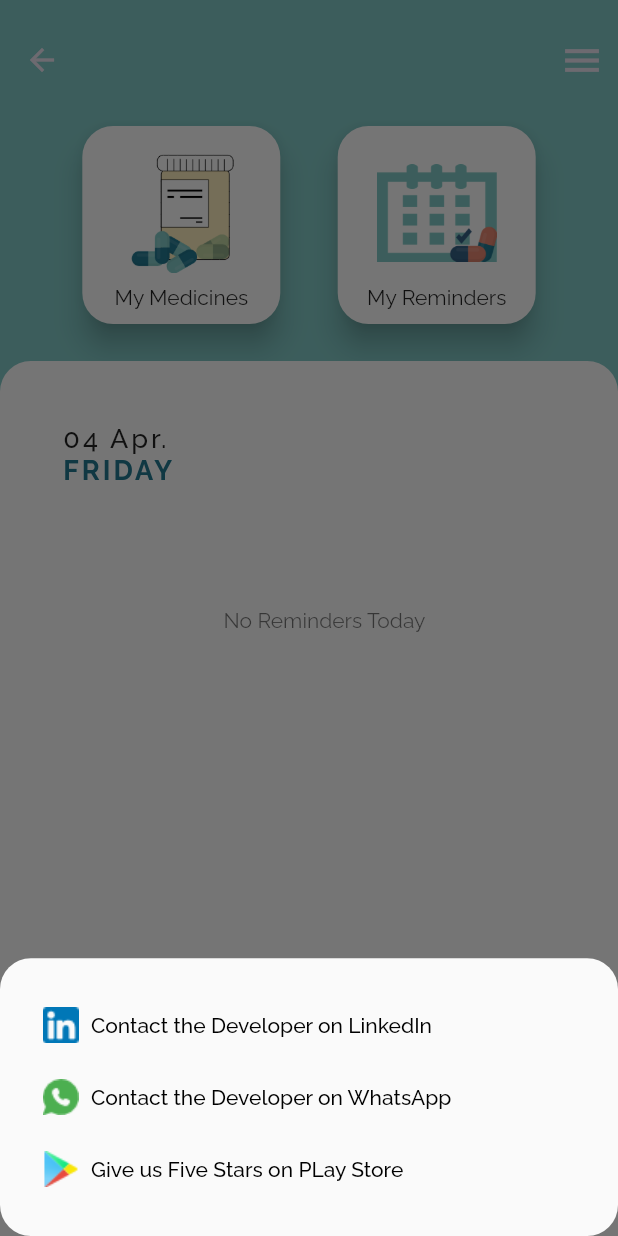
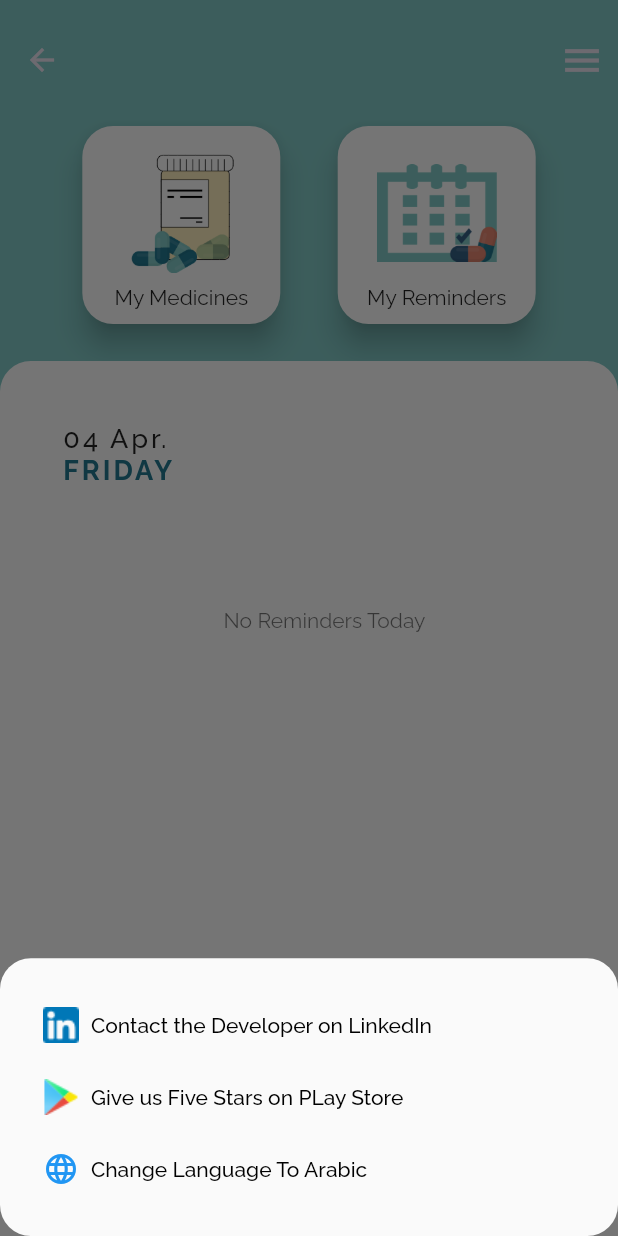
Before and after one commit to abdullahalhakimi/Medicine-Reminder, a Flutter app: the Home screen opened by its route, after a tap on the "menu" icon, on a phone screen of 412 x 824 dp. Run offline on Flutter 3.47's test engine with Material 2 defaults, Android fonts, the phone set to English and light mode, and no system bars; our stand-ins replace floor, flutter_colorpicker, flutter_local_notifications, flutter_native_timezone, shared_preferences, sqflite and 2 more; accounts and stored records are empty; generated files the repository leaves out were written again.

Commit message:
Localizations

```diff
--- a/lib/l10n/app_ar.arb
+++ b/lib/l10n/app_ar.arb
@@ -2,5 +2,6 @@
     "@@locals": "ar",
     "language": "العربية",
     "app_title": "Medicine Reminder",
-    "loading": "...تحميل"
+    "loading": "...تحميل",
+    "linkedIn": "التواصل معا المطور من خلال LinkedIn"
 }
--- a/lib/l10n/app_en.arb
+++ b/lib/l10n/app_en.arb
@@ -2,5 +2,6 @@
     "@@locals": "en",
     "language":"English",
     "app_title": "Medicine Reminder",
-    "loading": "Loading..."
+    "loading": "Loading...",
+    "linkedIn": "Contact the Developer on LinkedIn"
 }
--- a/lib/pages/Home/home.dart
+++ b/lib/pages/Home/home.dart
@@ -3,11 +3,13 @@ import 'package:medicine_reminder/components/pageFirstLayout.dart';
 import 'package:medicine_reminder/dao/reminder_check_dao.dart';
 import 'package:medicine_reminder/dao/reminder_dao.dart';
 import 'package:medicine_reminder/entities/reminder.dart';
+import 'package:medicine_reminder/extensions/context_extension.dart';
 import 'package:medicine_reminder/pages/Home/components/CustomCard.dart';
 import 'package:medicine_reminder/pages/calender/components/dateCard.dart';
 import 'package:medicine_reminder/theme.dart';
 import 'package:url_launcher/url_launcher.dart';
 
+import '../../main.dart';
 
 class Home extends StatefulWidget {
   const Home({
@@ -24,11 +26,11 @@ class Home extends StatefulWidget {
 }
 
 class _HomeState extends State<Home> {
-  DateTime _selectedDay = DateTime(DateTime.now().year, DateTime.now().month, DateTime.now().day);
+  final DateTime _selectedDay =
+      DateTime(DateTime.now().year, DateTime.now().month, DateTime.now().day);
 
   //Map timeMap = new Map();
   List timeColumnList = [];
-
 
   @override
   Widget build(BuildContext context) {
@@ -36,8 +38,8 @@ class _HomeState extends State<Home> {
 
     return PageFirstLayout(
       appBarRight: IconButton(
-        icon: const Icon(Icons.menu,size: 30),
-        onPressed: (){
+        icon: const Icon(Icons.menu, size: 30),
+        onPressed: () {
           showModalBottomSheet<void>(
             context: context,
             shape: RoundedRectangleBorder(
@@ -47,9 +49,9 @@ class _HomeState extends State<Home> {
           );
         },
       ),
-
       topChild: Padding(
-        padding: EdgeInsets.fromLTRB(defaultPadding,0,defaultPadding,defaultPadding),
+        padding: EdgeInsets.fromLTRB(
+            defaultPadding, 0, defaultPadding, defaultPadding),
         child: Row(
           mainAxisAlignment: MainAxisAlignment.spaceEvenly,
           children: [
@@ -105,7 +107,10 @@ class _HomeState extends State<Home> {
                               return const Center(
                                 child: Padding(
                                   padding: EdgeInsets.symmetric(vertical: 50),
-                            child: Text('No Reminders Today', style: TextStyle(color: Colors.black54),),
+                                  child: Text(
+                                    'No Reminders Today',
+                                    style: TextStyle(color: Colors.black54),
+                                  ),
                                 ),
                               );
                             }
@@ -116,7 +121,10 @@ class _HomeState extends State<Home> {
                               return const Center(
                                 child: Padding(
                                   padding: EdgeInsets.symmetric(vertical: 50),
-                            child: Text('No Reminders Today', style: TextStyle(color: Colors.black54),),
+                                  child: Text(
+                                    'No Reminders Today',
+                                    style: TextStyle(color: Colors.black54),
+                                  ),
                                 ),
                               );
                             }
@@ -135,10 +143,11 @@ class _HomeState extends State<Home> {
                             //   }).toList(),
                             // );
 
-
                             reminders.sort((a, b) {
-                          int cmp = DateTime( 1, 1, 1999, a.dateTime.hour, a.dateTime.minute)
-                              .compareTo( DateTime(1, 1, 1999, b.dateTime.hour, b.dateTime.minute));
+                              int cmp = DateTime(1, 1, 1999, a.dateTime.hour,
+                                      a.dateTime.minute)
+                                  .compareTo(DateTime(1, 1, 1999,
+                                      b.dateTime.hour, b.dateTime.minute));
                               if (cmp != 0) return cmp;
                               return a.medicineName.compareTo(b.medicineName);
                             });
@@ -146,13 +155,12 @@ class _HomeState extends State<Home> {
                             timeColumnList.clear();
                             return Column(
                               crossAxisAlignment: CrossAxisAlignment.start,
-                          children: reminders.asMap().entries.map((reminder) {
+                              children:
+                                  reminders.asMap().entries.map((reminder) {
                                 return getReminderRow(reminder.value);
                               }).toList(),
                             );
-
-                      }
-                    )
+                          })
                       // Column(
                       )
                 ],
@@ -164,21 +172,25 @@ class _HomeState extends State<Home> {
     );
   }
 
-
   void goToCalender(BuildContext context) {
     Navigator.pushNamedAndRemoveUntil(
-        context, '/calender', ModalRoute.withName('/home'),
-        arguments:  _selectedDay,
+      context,
+      '/calender',
+      ModalRoute.withName('/home'),
+      arguments: _selectedDay,
     );
   }
 
   Row getReminderRow(Reminder reminderItem) {
-    var timeLabel = '${reminderItem.dateTime.hour < 10? '0': ''}${reminderItem.dateTime.hour}:'
-        '${reminderItem.dateTime.minute < 10? '0': ''}${reminderItem.dateTime.minute}';
+    var timeLabel =
+        '${reminderItem.dateTime.hour < 10 ? '0' : ''}${reminderItem.dateTime.hour}:'
+        '${reminderItem.dateTime.minute < 10 ? '0' : ''}${reminderItem.dateTime.minute}';
 
     //timeMap.containsKey(time)? timeMap[time]+=1 : timeMap[time] =1;
     //var timeLabel = '';
-    timeColumnList.isEmpty ||timeColumnList[0] != timeLabel ? timeColumnList.insert(0, timeLabel): timeLabel ='';
+    timeColumnList.isEmpty || timeColumnList[0] != timeLabel
+        ? timeColumnList.insert(0, timeLabel)
+        : timeLabel = '';
     //timeLabel = time;
 
     return Row(
@@ -192,15 +204,17 @@ class _HomeState extends State<Home> {
               constraints: const BoxConstraints(
                 minWidth: 75,
               ),
-              child:
-              Text(timeLabel,
+              child: Text(
+                timeLabel,
                 style: const TextStyle(
                     fontSize: 18,
                     color: MyColors.lightBlue,
                     fontWeight: FontWeight.bold),
               ),
             ),
-            const SizedBox(height: 24,),
+            const SizedBox(
+              height: 24,
+            ),
           ],
         ),
         Container(
@@ -210,22 +224,20 @@ class _HomeState extends State<Home> {
             ),
             color: Colors.white,
           ),
-          child: Text('   ${reminderItem.medicineName}',
-            style: const TextStyle(
-                fontSize: 17,
-                fontWeight: FontWeight.w600),
+          child: Text(
+            '   ${reminderItem.medicineName}',
+            style: const TextStyle(fontSize: 17, fontWeight: FontWeight.w600),
           ),
         ),
       ],
     );
   }
 }
+
 Widget buildBottomSheet(BuildContext context) {
-  return Container(
-    child:
-    SingleChildScrollView(
+  return SingleChildScrollView(
     child: Padding(
-        padding: EdgeInsets.all(MediaQuery. of(context). size. width / 20),
+      padding: EdgeInsets.all(MediaQuery.of(context).size.width / 20),
       child: Column(
         mainAxisAlignment: MainAxisAlignment.center,
         crossAxisAlignment: CrossAxisAlignment.start,
@@ -233,46 +245,58 @@ Widget buildBottomSheet(BuildContext context) {
         children: [
           TextButton.icon(
             style: TextButton.styleFrom(
-                primary: Colors.black,
-                textStyle: Theme.of(context).textTheme.bodyText1,
+              foregroundColor: Colors.black,
+              textStyle: Theme.of(context).textTheme.bodyLarge,
             ),
-              label: const Text('Contact the Developer on LinkedIn'),
+            label: Text(context.localizations!.linkedIn),
             icon: Image.asset('assets/linkedin.png'),
             onPressed: () {
-                const url = 'https://www.linkedin.com/in/abdullah-al-hakimi-465025221';
+              const url =
+                  'https://www.linkedin.com/in/abdullah-al-hakimi-465025221';
               _launchURL(url);
             },
           ),
           TextButton.icon(
             style: TextButton.styleFrom(
-                primary: Colors.black,
-                textStyle: Theme.of(context).textTheme.bodyText1,
+              foregroundColor: Colors.black,
+              textStyle: Theme.of(context).textTheme.bodyLarge,
             ),
-              label: const Text('Contact the Developer on WhatsApp'),
-              icon: Image.asset('assets/whatsapp.png'),
+            label: const Text('Give us Five Stars on PLay Store'),
+            icon: Image.asset('assets/play-store.png'),
             onPressed: () {
-                const url = 'https://wa.me/+967774440810';
+              const url =
+                  'https://play.google.com/store/apps/details?id=com.medicine_reminder.medicine_reminder';
               _launchURL(url);
             },
           ),
           TextButton.icon(
             style: TextButton.styleFrom(
-                primary: Colors.black,
-                textStyle: Theme.of(context).textTheme.bodyText1,
+              foregroundColor: Colors.black,
+              textStyle: Theme.of(context).textTheme.bodyLarge,
             ),
-              label: const Text('Give us Five Stars on PLay Store'),
-              icon: Image.asset('assets/play-store.png'),
+            label: Text(
+              Localizations.localeOf(context).languageCode == 'en'
+                  ? 'Change Language To Arabic'
+                  : 'تغيير اللغة الى الانجليزية',
+            ),
+            icon: const Icon(Icons.language,color: Colors.blue,),
             onPressed: () {
-                const url = 'https://play.google.com/store/apps/details?id=com.medicine_reminder.medicine_reminder';
-                _launchURL(url);
+              final currentLocale =
+                  Localizations.localeOf(context).languageCode;
+
+              final newLocale = currentLocale == 'en'
+                  ? const Locale('ar')
+                  : const Locale('en');
+
+              MyApp.of(context)?.setLocale(newLocale);
             },
           ),
         ],
       ),
     ),
-    ),
   );
 }
+
 //url opener
 _launchURL(String url) async {
   if (await canLaunch(url)) {
```
Also changed, not shown: lib/main.dart (+67 -31 lines). Lines whose indentation alone changed are shown as unchanged.
